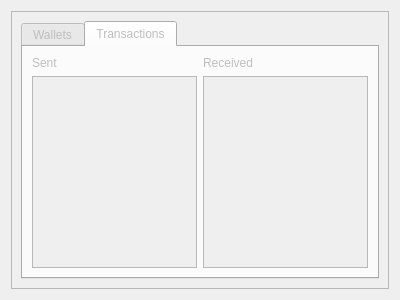
This is res/ui/currency_tab.ui in duniter/sakia as Qt 5 draws it before an edit. The edited form follows.
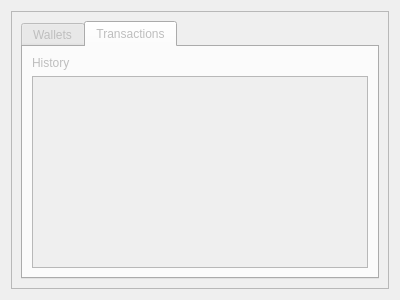
This is the edited form. The open tabs and pages were chosen to show the change. Icons and pictures are not drawn.

Commit message: Introducing tableview for transactions like bank accounts

Patch:
```diff
--- a/res/ui/currency_tab.ui
+++ b/res/ui/currency_tab.ui
@@ -70,27 +70,17 @@
             <item>
              <widget class="QLabel" name="label">
               <property name="text">
-               <string>Sent</string>
+               <string>History</string>
               </property>
              </widget>
             </item>
             <item>
-             <widget class="QListView" name="list_transactions_sent"/>
-            </item>
-           </layout>
-          </item>
-          <item>
-           <layout class="QVBoxLayout" name="verticalLayout_2">
-            <item>
-             <widget class="QLabel" name="label_2">
-              <property name="text">
-               <string>Received</string>
-              </property>
+             <widget class="QTableView" name="table_history">
+              <attribute name="verticalHeaderVisible">
+               <bool>false</bool>
+              </attribute>
              </widget>
             </item>
-            <item>
-             <widget class="QListView" name="list_transactions_received"/>
-            </item>
            </layout>
           </item>
          </layout>
```
Left out of the diff: 2 changed lines with no effect on the pictures. The commit also changes 3 other files.
